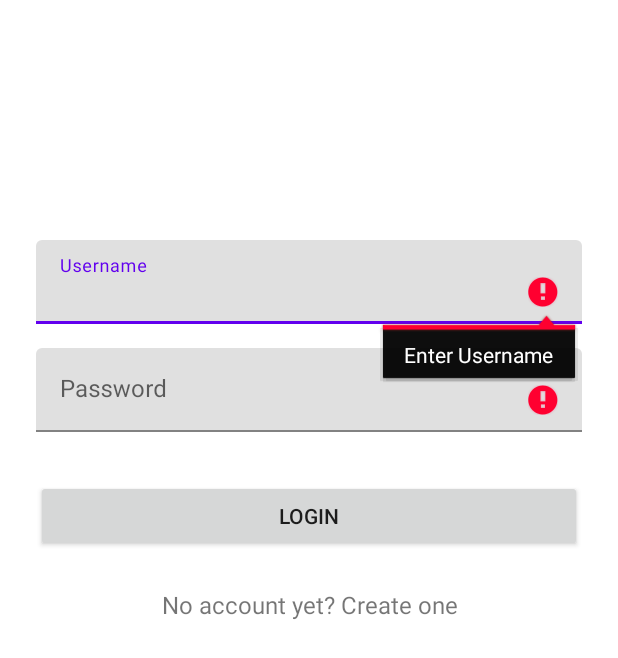
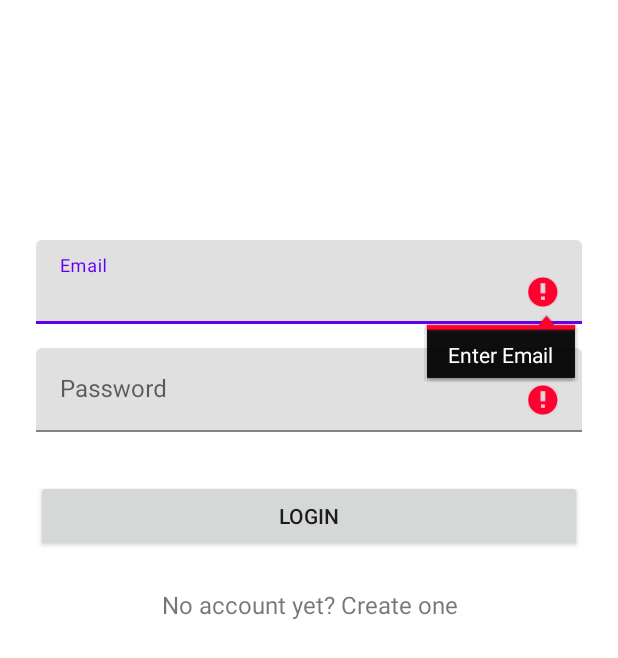
Before and after one commit to Kurm001/DanceSchool, an Android app: the Login screen opened directly, with no data from a screen before it, after a tap on "LOGIN", on a phone screen of 412 x 824 dp. Shown: the top 658 px of the screen. Run offline under Robolectric (Android 15) with nearby library versions, the light colour scheme and no system bars; 1 statement that could not run was skipped.

Commit message:
changed login and email signup back to default

```diff
--- a/app/src/main/java/assistant/genuinecoder/s_assistant/main/Login/Login.java
+++ b/app/src/main/java/assistant/genuinecoder/s_assistant/main/Login/Login.java
@@ -22,7 +22,7 @@ public class Login extends AppCompatActivity {
     private static final String TAG = "Login";
     private static final int REQUEST_SIGNUP = 0;
     public static DatabaseHandler handler;
-    private EditText _usernameText, _passwordText;
+    private EditText _emailText, _passwordText;
     private TextView _signupLink;
     private Button _loginButton;
 
@@ -33,7 +33,7 @@ public class Login extends AppCompatActivity {
 
         handler = new DatabaseHandler(this);
 
-        _usernameText = (EditText) findViewById(R.id.input_username);
+        _emailText = (EditText) findViewById(R.id.input_email);
         _passwordText = (EditText) findViewById(R.id.input_password);
         _loginButton = (Button) findViewById(R.id.btn_login);
         _signupLink = (TextView) findViewById(R.id.link_signup);
@@ -67,7 +67,7 @@ public class Login extends AppCompatActivity {
 
         _loginButton.setEnabled(false);
 
-        String email = _usernameText.getText().toString();
+        String email = _emailText.getText().toString();
         String password = _passwordText.getText().toString();
 
         // TODO: Implement your own authentication logic here.
@@ -145,14 +145,14 @@ public class Login extends AppCompatActivity {
     public boolean validate() {
         boolean valid = true;
 
-        String email = _usernameText.getText().toString();
+        String email = _emailText.getText().toString();
         String password = _passwordText.getText().toString();
 
-        if (email.isEmpty()){ //|| !android.util.Patterns.EMAIL_ADDRESS.matcher(email).matches() THIS IS EMAIL VALIDATION CODE
-            _usernameText.setError("Enter Username");
+        if (email.isEmpty() || !android.util.Patterns.EMAIL_ADDRESS.matcher(email).matches()) {
+            _emailText.setError("Enter Email");
             valid = false;
         } else {
-            _usernameText.setError(null);
+            _emailText.setError(null);
         }
 
         if (password.isEmpty() || password.length() < 4 || password.length() > 10) {
--- a/app/src/main/res/layout/login.xml
+++ b/app/src/main/res/layout/login.xml
@@ -19,17 +19,17 @@
             android:layout_marginBottom="24dp"
             android:layout_gravity="center_horizontal" />
 
-        <!-- Username Label -->
+        <!-- Email Label -->
         <android.support.design.widget.TextInputLayout
             android:layout_width="match_parent"
             android:layout_height="wrap_content"
             android:layout_marginTop="8dp"
             android:layout_marginBottom="8dp">
-            <EditText android:id="@+id/input_username"
+            <EditText android:id="@+id/input_email"
                 android:layout_width="match_parent"
                 android:layout_height="wrap_content"
                 android:inputType="text"
-                android:hint="Username"
+                android:hint="Email"
                 />
         </android.support.design.widget.TextInputLayout>
 
--- a/app/src/main/res/layout/signup.xml
+++ b/app/src/main/res/layout/signup.xml
@@ -30,17 +30,17 @@
                 android:hint="Name" />
         </android.support.design.widget.TextInputLayout>
 
-        <!-- Username Label -->
+        <!-- Email Label -->
         <android.support.design.widget.TextInputLayout
             android:layout_width="match_parent"
             android:layout_height="wrap_content"
             android:layout_marginTop="8dp"
             android:layout_marginBottom="8dp">
-            <EditText android:id="@+id/input_username"
+            <EditText android:id="@+id/input_email"
                 android:layout_width="match_parent"
                 android:layout_height="wrap_content"
                 android:inputType="text"
-                android:hint="Username" />
+                android:hint="Email" />
         </android.support.design.widget.TextInputLayout>
 
         <!-- Password Label -->
```
Also changed, not shown: app/src/main/java/assistant/genuinecoder/s_assistant/main/Login/SignUp.java (+7 -7 lines).
